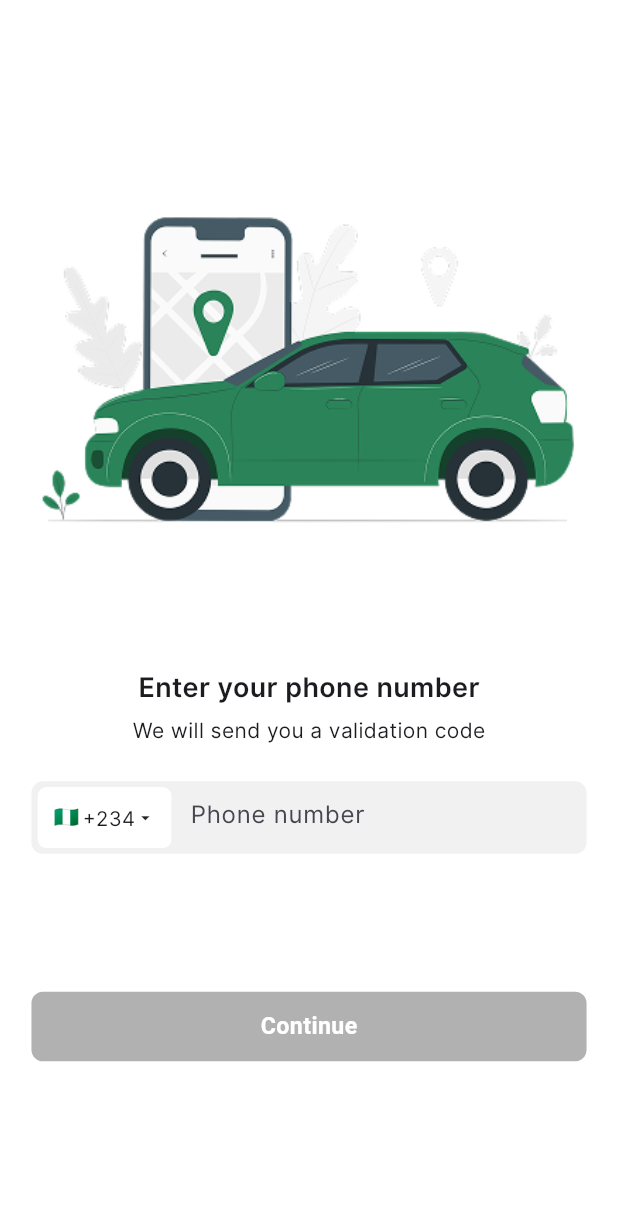
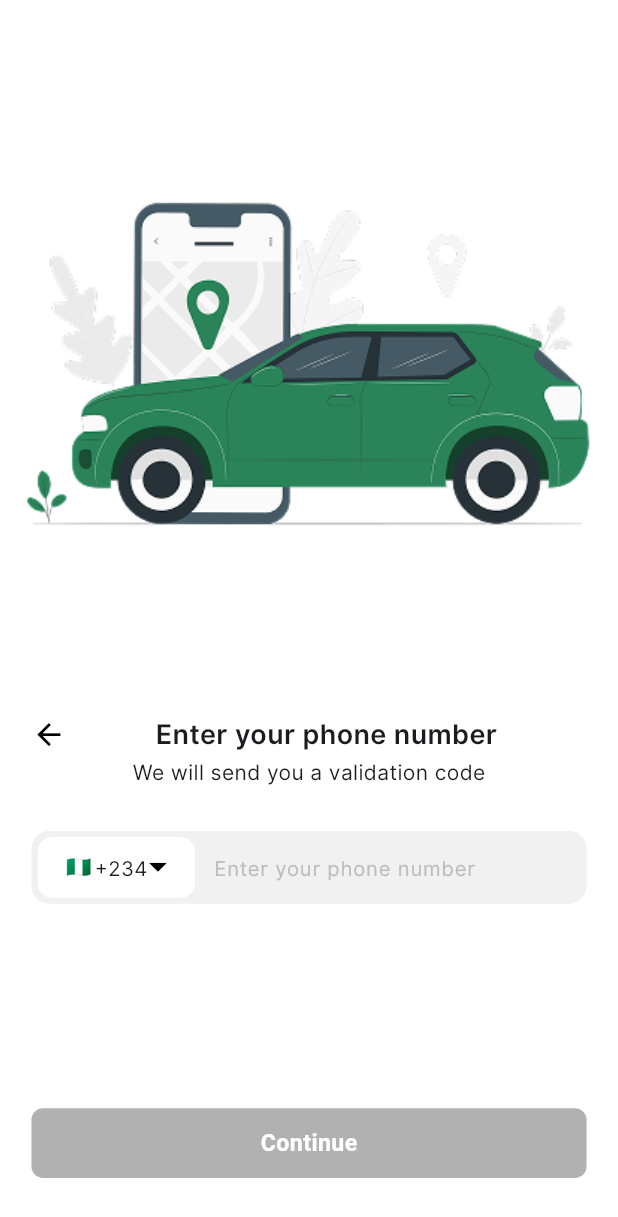
Before and after one commit to MUVAM/Muvam-Go-driver-, a Flutter app: the OnboardingScreen screen opened directly, on a phone screen of 412 x 824 dp. Shown: the top 1217 px of the screen. Run offline on Flutter 3.47's test engine with Material 3 defaults, Android fonts, the phone set to English and light mode, and no system bars; our stand-ins replace another_flushbar, audioplayers, cloud_firestore, connectivity_plus, country_picker, firebase_core and 18 more; missing offline and left inert: agora_rtc_engine, flutter_polyline_points, flutter_ringtone_player; accounts and stored records are empty; project files that could hold a hidden picture were left out.

Commit message:
fixed: latest improvements fixes

```diff
--- a/lib/shared/presentation/screens/onboarding_screen.dart
+++ b/lib/shared/presentation/screens/onboarding_screen.dart
@@ -1,6 +1,7 @@
 import 'package:flutter/material.dart';
 import 'package:flutter_screenutil/flutter_screenutil.dart';
 import 'package:country_picker/country_picker.dart';
+import 'package:flutter_svg/svg.dart';
 import 'package:muvam_rider/core/utils/custom_flushbar.dart';
 import 'package:muvam_rider/features/auth/data/provider/auth_provider.dart';
 import 'package:provider/provider.dart';
@@ -23,7 +24,8 @@ class _OnboardingScreenState extends State<OnboardingScreen> {
   final TextEditingController phoneController = TextEditingController();
 
   bool _isValidPhone() {
-    return phoneController.text.length == 10;
+    String phone = phoneController.text.trim();
+    return phone.length == 10 || (phone.length == 11 && phone.startsWith('0'));
   }
 
   @override
@@ -157,13 +159,11 @@ class _OnboardingScreenState extends State<OnboardingScreen> {
                             padding: EdgeInsets.symmetric(vertical: 16.h),
                             child: Row(
                               children: [
-                                // Flag
                                 Text(
                                   country.flagEmoji,
                                   style: TextStyle(fontSize: 28.sp),
                                 ),
                                 SizedBox(width: 16.w),
-                                // Country name
                                 Expanded(
                                   child: Text(
                                     country.name,
@@ -214,48 +214,64 @@ class _OnboardingScreenState extends State<OnboardingScreen> {
     return Scaffold(
       backgroundColor: Colors.white,
       body: SafeArea(
-        child: SingleChildScrollView(
-          child: Padding(
-            padding: EdgeInsets.symmetric(horizontal: 20.w),
         child: Column(
           children: [
-                SizedBox(height: 50.h),
-                Image.asset(
-                  ConstImages.onboardCar,
-                  width: 411.w,
-                  height: 411.h,
+            SizedBox(height: 40.h),
+            Flexible(
+              flex: 15,
+              child: Image.asset(ConstImages.onboardCar, fit: BoxFit.contain),
             ),
-                // SizedBox(height: 2.h),
+            SizedBox(height: 30.h),
+            Padding(
+              padding: EdgeInsets.symmetric(horizontal: 20.w),
+              child: Row(
+                children: [
+                  GestureDetector(
+                    onTap: () => Navigator.pop(context),
+                    child: Icon(
+                      Icons.arrow_back,
+                      size: 24.sp,
+                      color: Colors.black,
+                    ),
+                  ),
+                  Spacer(),
                   const Text(
                     'Enter your phone number',
                     style: ConstTextStyles.boldTitle,
                   ),
-                SizedBox(height: 5.h),
+                  Spacer(),
+                ],
+              ),
+            ),
+            SizedBox(height: 2.h),
             const Text(
               'We will send you a validation code',
               style: ConstTextStyles.lightSubtitle,
             ),
-                SizedBox(height: 25.h),
-                Container(
-                  width: 353.w,
+            SizedBox(height: 30.h),
+            Padding(
+              padding: EdgeInsets.symmetric(horizontal: 20.w),
+              child: Container(
+                width: double.infinity,
                 height: 50.h,
                 decoration: BoxDecoration(
-                    color: Color(ConstColors.fieldColor).withOpacity(0.18),
-                    borderRadius: BorderRadius.circular(8.r),
+                  color: Color(ConstColors.fieldColor).withValues(alpha: 0.18),
+                  borderRadius: BorderRadius.circular(12.r),
                 ),
                 child: Row(
+                  mainAxisAlignment: MainAxisAlignment.spaceAround,
                   children: [
                     GestureDetector(
                       onTap: () {
                         _showCustomCountryPicker(context);
                       },
                       child: Container(
-                          width: 85.w,
+                        width: 100.w,
                         height: 42.h,
                         margin: EdgeInsets.only(left: 4.w),
                         decoration: BoxDecoration(
                           color: Colors.white,
-                            borderRadius: BorderRadius.circular(6.r),
+                          borderRadius: BorderRadius.circular(10.r),
                         ),
                         child: Row(
                           mainAxisAlignment: MainAxisAlignment.center,
@@ -274,7 +290,11 @@ class _OnboardingScreenState extends State<OnboardingScreen> {
                                 overflow: TextOverflow.ellipsis,
                               ),
                             ),
-                              Icon(Icons.arrow_drop_down, size: 14.sp),
+                            SizedBox(width: 1.w),
+                            SvgPicture.asset(
+                              ConstImages.dropDown,
+                              fit: BoxFit.scaleDown,
+                            ),
                           ],
                         ),
                       ),
@@ -284,29 +304,45 @@ class _OnboardingScreenState extends State<OnboardingScreen> {
                         controller: phoneController,
                         keyboardType: TextInputType.phone,
                         style: ConstTextStyles.inputText,
-                          maxLength: 10,
+                        maxLength: 11,
+                        textAlignVertical: TextAlignVertical.center,
                         decoration: InputDecoration(
-                            hintText: 'Phone number',
+                          hintText: 'Enter your phone number',
+                          hintStyle: TextStyle(
+                            fontFamily: 'Inter',
+                            fontSize: 14.sp,
+                            fontWeight: FontWeight.w400,
+                            color: Colors.grey[400],
+                          ),
                           border: InputBorder.none,
                           counterText: '',
                           contentPadding: EdgeInsets.symmetric(
                             horizontal: 12.w,
-                              vertical: 15.h,
+                            vertical: 0,
                           ),
+                          isDense: true,
                         ),
                       ),
                     ),
                   ],
                 ),
               ),
-                SizedBox(height: 95.h),
-                Consumer<AuthProvider>(
+            ),
+            Spacer(flex: 5),
+            Padding(
+              padding: EdgeInsets.symmetric(horizontal: 20.w),
+              child: Consumer<AuthProvider>(
                 builder: (context, authProvider, child) {
                   return GestureDetector(
                     onTap: _isValidPhone() && !authProvider.isLoading
                         ? () async {
-                              final fullPhone =
-                                  countryCode + phoneController.text;
+                            String phoneNumber = phoneController.text.trim();
+
+                            if (phoneNumber.startsWith('0')) {
+                              phoneNumber = phoneNumber.substring(1);
+                            }
+
+                            final fullPhone = countryCode + phoneNumber;
                             final success = await authProvider.sendOtp(
                               fullPhone,
                             );
@@ -314,15 +350,11 @@ class _OnboardingScreenState extends State<OnboardingScreen> {
                             if (!mounted) return;
 
                             if (success) {
-                                // Store phone number for registration
                               final prefs =
                                   await SharedPreferences.getInstance();
                               await prefs.setString('user_phone', fullPhone);
 
-                                // Small delay to ensure UI updates
-                                await Future.delayed(
-                                  Duration(milliseconds: 100),
-                                );
+                              await Future.delayed(Duration(milliseconds: 100));
 
                               if (mounted) {
                                 Navigator.push(
@@ -344,7 +376,7 @@ class _OnboardingScreenState extends State<OnboardingScreen> {
                           }
                         : null,
                     child: Container(
-                        width: 353.w,
+                      width: double.infinity,
                       height: 48.h,
                       decoration: BoxDecoration(
                         color: _isValidPhone() && !authProvider.isLoading
@@ -375,10 +407,9 @@ class _OnboardingScreenState extends State<OnboardingScreen> {
                   );
                 },
               ),
-                SizedBox(height: 20.h),
+            ),
+            SizedBox(height: 40.h),
           ],
-            ),
-          ),
         ),
       ),
     );
```
Also changed, not shown: lib/features/auth/presentation/screens/create_account_screen.dart (+174 -144 lines), lib/features/auth/presentation/screens/otp_screen.dart (+35 -14 lines), lib/features/auth/presentation/screens/state_selection_screen.dart (added, +271 -0 lines). Lines whose indentation alone changed are shown as unchanged.
